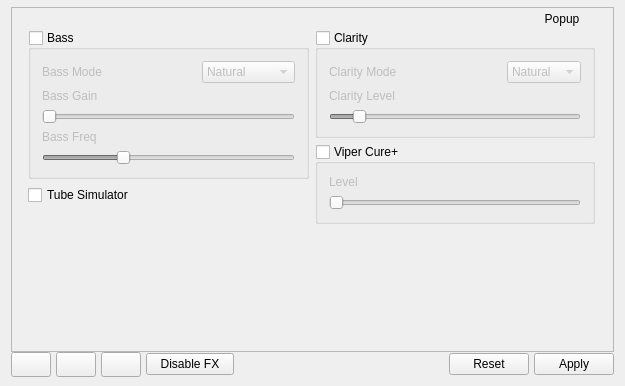
First picture: the form in viper_window.ui, repository Audio4Linux/Viper4Linux-GUI, before the edit.
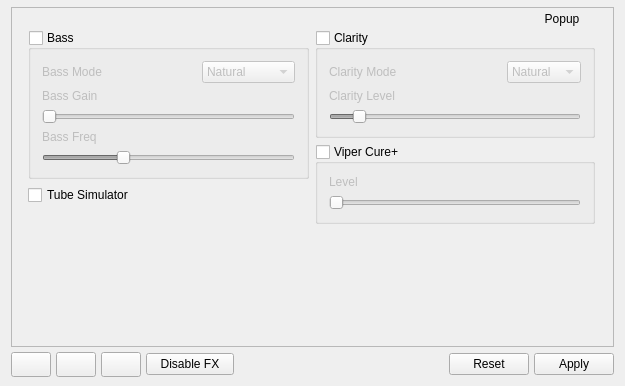
Second picture: the form after the edit. Icons and pictures are not drawn. Custom widgets are drawn as their Qt base class.

What changed in the file:
```diff
--- a/viper_window.ui
+++ b/viper_window.ui
@@ -39,7 +39,7 @@
    <item>
     <layout class="QVBoxLayout" name="host_layout">
      <property name="spacing">
-      <number>0</number>
+      <number>5</number>
      </property>
      <property name="leftMargin">
       <number>0</number>
```
